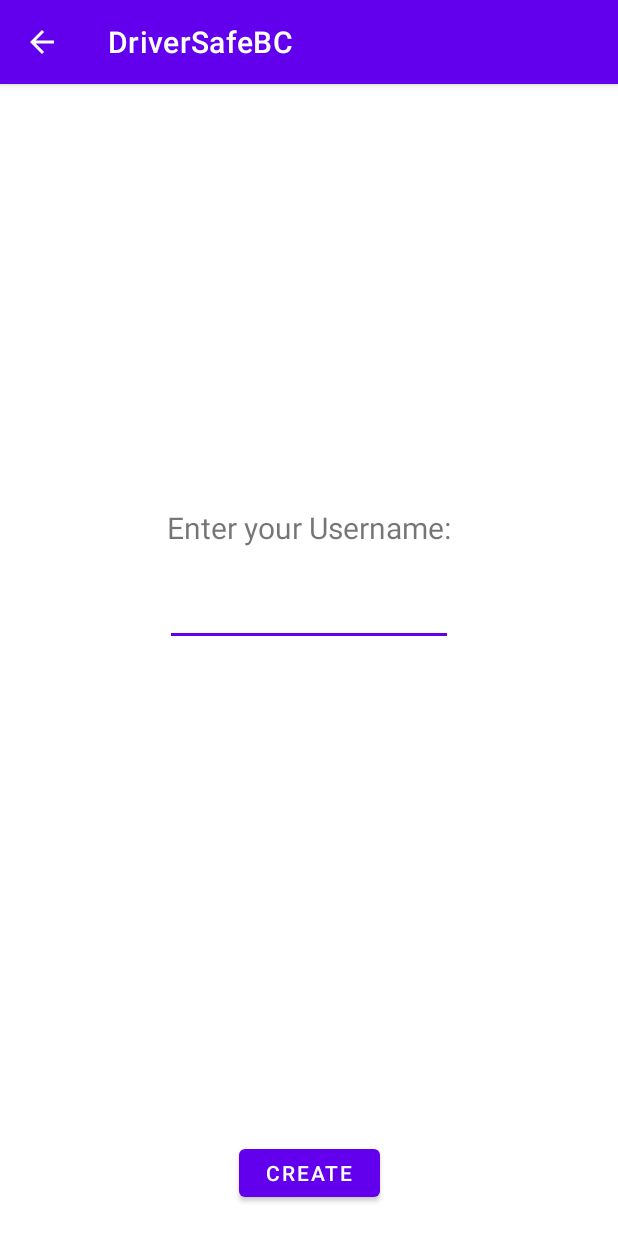
After one commit to eqiowtj/DriverSafeBC, an Android app: the LoginUserName screen opened directly, with no data from a screen before it, on a phone screen of 412 x 824 dp. The commit adds this screen. Run offline under Robolectric (Android 15) with nearby library versions, the phone set to English and light mode, and no system bars.

Commit message:
1620 Mingfu LoginUserName

```diff
--- /dev/null
+++ b/app/src/main/java/edu/northeastern/driversafebc/LoginUserName.java
@@ -0,0 +1,14 @@
+package edu.northeastern.driversafebc;
+
+import androidx.appcompat.app.AppCompatActivity;
+
+import android.os.Bundle;
+
+public class LoginUserName extends AppCompatActivity {
+
+    @Override
+    protected void onCreate(Bundle savedInstanceState) {
+        super.onCreate(savedInstanceState);
+        setContentView(R.layout.activity_login_user_name);
+    }
+}
--- a/app/src/main/java/edu/northeastern/driversafebc/MainActivity.java
+++ b/app/src/main/java/edu/northeastern/driversafebc/MainActivity.java
@@ -30,4 +30,10 @@ public class MainActivity extends AppCompatActivity {
         Intent intent = new Intent(this, AboutActivity.class);
         startActivity(intent);
     }
+
+    public void firebaseButtonClicked(View view){
+
+        Intent intent = new Intent(this, LoginUserName.class);
+        startActivity(intent);
+    }
 }
--- /dev/null
+++ b/app/src/main/res/layout/activity_login_user_name.xml
@@ -0,0 +1,49 @@
+<?xml version="1.0" encoding="utf-8"?>
+<androidx.constraintlayout.widget.ConstraintLayout xmlns:android="http://schemas.android.com/apk/res/android"
+    xmlns:app="http://schemas.android.com/apk/res-auto"
+    xmlns:tools="http://schemas.android.com/tools"
+    android:layout_width="match_parent"
+    android:layout_height="match_parent"
+    tools:context=".LoginUserName">
+
+    <TextView
+        android:id="@+id/textView_main"
+        android:layout_width="wrap_content"
+        android:layout_height="wrap_content"
+        android:text="Enter your Username:"
+        android:textSize="20dp"
+
+
+        android:layout_marginBottom="20dp"
+        app:layout_constraintBottom_toTopOf="@+id/username_edittext"
+        app:layout_constraintEnd_toEndOf="parent"
+        app:layout_constraintStart_toStartOf="parent" />
+
+    <EditText
+        android:id="@+id/username_edittext"
+        android:layout_width="wrap_content"
+        android:layout_height="wrap_content"
+
+        android:ems="9"
+        android:text=""
+
+
+        app:layout_constraintBottom_toTopOf="@+id/button"
+        app:layout_constraintEnd_toEndOf="parent"
+
+
+        app:layout_constraintStart_toStartOf="parent"
+        app:layout_constraintTop_toTopOf="parent"></EditText>
+
+    <Button
+        android:id="@+id/button"
+        android:layout_width="94dp"
+        android:layout_height="44dp"
+        android:text="Create"
+        app:layout_constraintBottom_toBottomOf="parent"
+        app:layout_constraintEnd_toEndOf="parent"
+        app:layout_constraintStart_toStartOf="parent"
+        android:layout_marginBottom="20dp"
+        />
+
+</androidx.constraintlayout.widget.ConstraintLayout>
--- a/app/src/main/res/layout/activity_main.xml
+++ b/app/src/main/res/layout/activity_main.xml
@@ -34,6 +34,7 @@
         android:layout_marginStart="24dp"
         android:layout_marginTop="16dp"
         android:text="@string/firebase"
+        android:onClick="firebaseButtonClicked"
         app:layout_constraintStart_toStartOf="parent"
         app:layout_constraintTop_toBottomOf="@+id/buttonAtYourService" />
 
```
Also changed, not shown: app/src/main/AndroidManifest.xml (+15 -3 lines).
